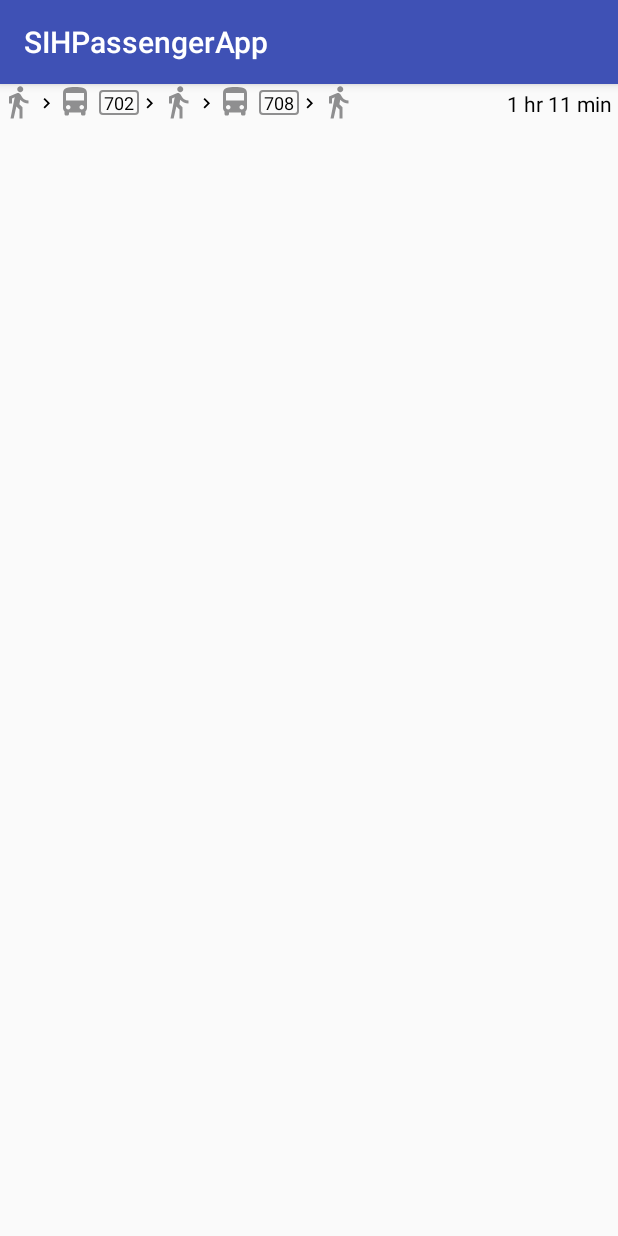
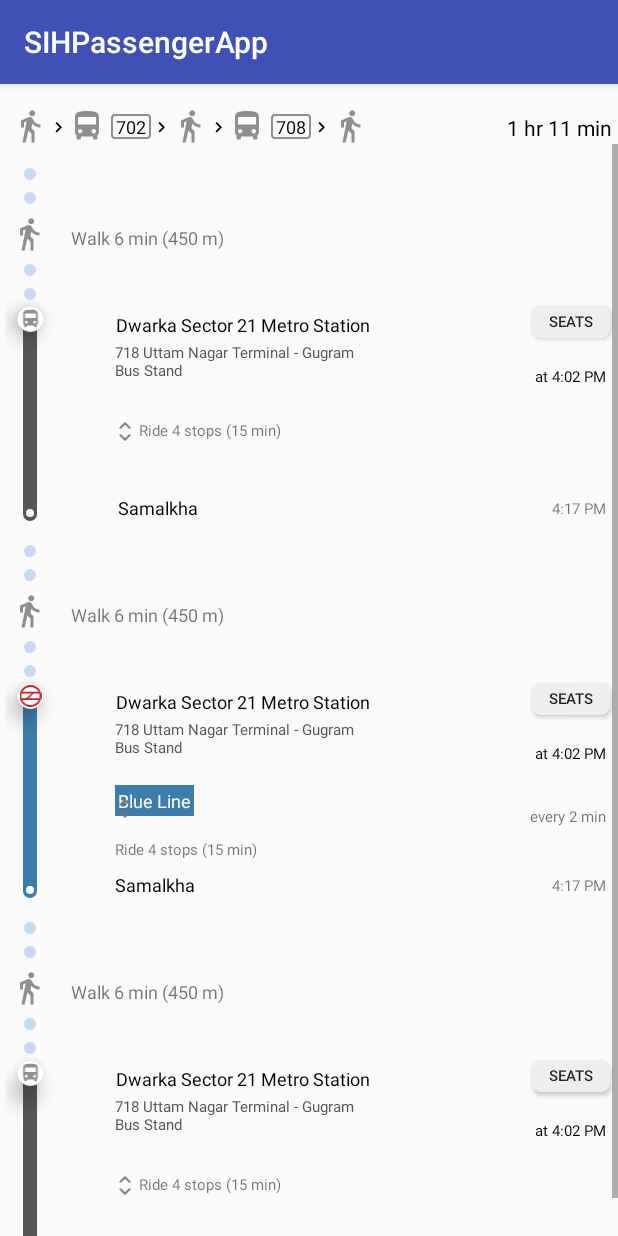
Before and after one commit to Aakankshareddy/SIHPassengerApp, an Android app: the PathDetail screen opened directly, with no data from a screen before it, on a phone screen of 412 x 824 dp. Run offline under Robolectric (Android 15) with nearby library versions, the phone set to English and light mode, and no system bars.

Commit message:
finish detailed screen

```diff
--- /dev/null
+++ b/app/src/main/res/drawable/walk_circle.xml
@@ -0,0 +1,8 @@
+<?xml version="1.0" encoding="utf-8"?>
+<shape xmlns:android="http://schemas.android.com/apk/res/android"
+android:shape="oval">
+    <solid android:color="#cad9f1"/>
+    <size
+        android:width="8dp"
+        android:height="8dp" />
+</shape>
--- a/app/src/main/res/layout/activity_path_detail.xml
+++ b/app/src/main/res/layout/activity_path_detail.xml
@@ -7,7 +7,9 @@
     <include
         layout="@layout/path_summary_bus"
         android:layout_width="match_parent"
-        android:layout_height="58dp" />
+        android:layout_height="wrap_content"
+        android:layout_marginTop="16dp"
+        android:layout_marginLeft="8dp"/>
 
     <ScrollView
         android:layout_width="match_parent"
@@ -16,7 +18,33 @@
             android:layout_width="match_parent"
             android:layout_height="wrap_content"
             android:orientation="vertical">
-
+            <include
+                layout="@layout/transit_walk"
+                android:layout_width="match_parent"
+                android:layout_height="wrap_content" />
+            <include
+                layout="@layout/transit_bus"
+                android:layout_width="match_parent"
+                android:layout_height="wrap_content"
+                android:layout_marginLeft="3dp"/>
+            <include
+                layout="@layout/transit_walk"
+                android:layout_width="match_parent"
+                android:layout_height="wrap_content" />
+            <include
+                layout="@layout/transit_metro"
+                android:layout_width="match_parent"
+                android:layout_height="wrap_content"
+                android:layout_marginLeft="3dp"/>
+            <include
+                layout="@layout/transit_walk"
+                android:layout_width="match_parent"
+                android:layout_height="wrap_content" />
+            <include
+                layout="@layout/transit_bus"
+                android:layout_width="match_parent"
+                android:layout_height="wrap_content"
+                android:layout_marginLeft="3dp"/>
         </LinearLayout>
     </ScrollView>
 </LinearLayout>
--- a/app/src/main/res/layout/transit_bus.xml
+++ b/app/src/main/res/layout/transit_bus.xml
@@ -8,14 +8,14 @@
 
     <ImageView
         android:id="@+id/imageView"
-        android:layout_width="wrap_content"
-        android:layout_height="wrap_content"
-        android:layout_marginStart="16dp"
-        android:layout_marginLeft="16dp"
-        android:layout_marginTop="16dp"
+        android:layout_width="18dp"
+        android:layout_height="17dp"
+        android:layout_marginStart="8dp"
+        android:layout_marginLeft="8dp"
+        android:layout_marginTop="4dp"
         android:background="@drawable/transit_start_circle"
         android:elevation="8dp"
-        android:padding="8dp"
+        android:padding="1dp"
         android:tint="#8f8f90"
         app:layout_constraintStart_toStartOf="parent"
         app:layout_constraintTop_toTopOf="parent"
@@ -23,22 +23,22 @@
 
     <ImageView
         android:id="@+id/imageView4"
-        android:layout_width="20dp"
-        android:layout_height="180dp"
-        android:layout_marginStart="26dp"
-        android:layout_marginLeft="24dp"
-        android:layout_marginTop="36dp"
+        android:layout_width="9dp"
+        android:layout_height="139dp"
+        android:layout_marginStart="12dp"
+        android:layout_marginLeft="12dp"
+        android:layout_marginTop="8dp"
         android:src="@drawable/transit_line"
         app:layout_constraintStart_toStartOf="parent"
         app:layout_constraintTop_toTopOf="parent" />
 
     <ImageView
         android:id="@+id/imageView9"
-        android:layout_width="11dp"
-        android:layout_height="11dp"
-        android:layout_marginStart="31dp"
-        android:layout_marginLeft="36dp"
-        android:layout_marginTop="140dp"
+        android:layout_width="5dp"
+        android:layout_height="5dp"
+        android:layout_marginStart="14dp"
+        android:layout_marginLeft="14dp"
+        android:layout_marginTop="118dp"
         android:background="@drawable/transit_end_circle"
         app:layout_constraintStart_toStartOf="parent"
         app:layout_constraintTop_toBottomOf="@+id/imageView" />
@@ -46,39 +46,39 @@
     <TextView
         android:id="@+id/textView4"
         android:layout_width="wrap_content"
-        android:layout_height="wrap_content"
-        android:layout_marginStart="46dp"
+        android:layout_height="16dp"
+        android:layout_marginStart="48dp"
         android:layout_marginLeft="48dp"
-        android:layout_marginTop="28dp"
+        android:layout_marginTop="8dp"
         android:text="Dwarka Sector 21 Metro Station"
         android:textColor="@android:color/black"
-        android:textSize="14sp"
+        android:textSize="12sp"
         app:layout_constraintStart_toEndOf="@+id/imageView"
         app:layout_constraintTop_toTopOf="parent" />
 
     <Button
         android:id="@+id/textView18"
-        android:layout_width="62dp"
-        android:layout_height="24dp"
-        android:layout_marginStart="36dp"
-        android:layout_marginLeft="36dp"
-        android:layout_marginTop="25dp"
+        android:layout_width="52dp"
+        android:layout_height="21dp"
+        android:layout_marginStart="108dp"
+        android:layout_marginLeft="108dp"
+        android:layout_marginTop="4dp"
         android:background="@drawable/button_round"
         android:text="SEATS"
-        android:textSize="12sp"
+        android:textSize="10sp"
         app:layout_constraintStart_toEndOf="@+id/textView4"
         app:layout_constraintTop_toTopOf="parent" />
 
     <TextView
         android:id="@+id/textView8"
-        android:layout_width="201dp"
-        android:layout_height="35dp"
-        android:layout_marginStart="56dp"
-        android:layout_marginLeft="56dp"
-        android:layout_marginTop="24dp"
+        android:layout_width="166dp"
+        android:layout_height="36dp"
+        android:layout_marginStart="52dp"
+        android:layout_marginLeft="52dp"
+        android:layout_marginTop="4dp"
         android:text="718 Uttam Nagar Terminal - Gugram Bus Stand"
         android:textColor="#565656"
-        android:textSize="12sp"
+        android:textSize="10sp"
         app:layout_constraintStart_toEndOf="@+id/imageView4"
         app:layout_constraintTop_toBottomOf="@+id/textView4" />
 
@@ -86,12 +86,12 @@
         android:id="@+id/textView9"
         android:layout_width="wrap_content"
         android:layout_height="wrap_content"
-        android:layout_marginTop="68dp"
+        android:layout_marginTop="44dp"
         android:layout_marginEnd="8dp"
         android:layout_marginRight="8dp"
         android:text="at 4:02 PM"
         android:textColor="@android:color/black"
-        android:textSize="12sp"
+        android:textSize="10sp"
         app:layout_constraintEnd_toEndOf="parent"
         app:layout_constraintTop_toTopOf="parent" />
 
@@ -99,11 +99,11 @@
         android:id="@+id/textView10"
         android:layout_width="wrap_content"
         android:layout_height="wrap_content"
-        android:layout_marginStart="70dp"
-        android:layout_marginLeft="72dp"
-        android:layout_marginTop="30dp"
+        android:layout_marginStart="68dp"
+        android:layout_marginLeft="68dp"
+        android:layout_marginTop="16dp"
         android:text="Ride 4 stops (15 min)"
-        android:textSize="12sp"
+        android:textSize="10sp"
         app:layout_constraintStart_toEndOf="@+id/imageView4"
         app:layout_constraintTop_toBottomOf="@+id/textView8" />
 
@@ -111,11 +111,12 @@
         android:id="@+id/textView11"
         android:layout_width="wrap_content"
         android:layout_height="wrap_content"
-        android:layout_marginStart="60dp"
-        android:layout_marginLeft="60dp"
+        android:layout_marginStart="56dp"
+        android:layout_marginLeft="56dp"
         android:layout_marginTop="36dp"
         android:text="Samalkha"
         android:textColor="@android:color/black"
+        android:textSize="12sp"
         app:layout_constraintStart_toEndOf="@+id/imageView9"
         app:layout_constraintTop_toBottomOf="@+id/textView10" />
 
@@ -123,11 +124,11 @@
         android:id="@+id/textView12"
         android:layout_width="wrap_content"
         android:layout_height="wrap_content"
-        android:layout_marginTop="108dp"
-        android:layout_marginEnd="16dp"
-        android:layout_marginRight="16dp"
+        android:layout_marginTop="74dp"
+        android:layout_marginEnd="8dp"
+        android:layout_marginRight="4dp"
         android:text="4:17 PM"
-        android:textSize="12sp"
+        android:textSize="10sp"
         app:layout_constraintEnd_toEndOf="parent"
         app:layout_constraintTop_toBottomOf="@+id/textView9" />
 
@@ -135,9 +136,9 @@
         android:id="@+id/imageView10"
         android:layout_width="21dp"
         android:layout_height="15dp"
-        android:layout_marginStart="52dp"
-        android:layout_marginLeft="56dp"
-        android:layout_marginTop="32dp"
+        android:layout_marginStart="48dp"
+        android:layout_marginLeft="48dp"
+        android:layout_marginTop="16dp"
         android:rotation="90"
         android:tint="#747474"
         app:layout_constraintStart_toEndOf="@+id/imageView4"
--- a/app/src/main/res/layout/transit_metro.xml
+++ b/app/src/main/res/layout/transit_metro.xml
@@ -8,37 +8,37 @@
 
 <ImageView
     android:id="@+id/imageView"
-        android:layout_width="wrap_content"
-        android:layout_height="wrap_content"
-        android:layout_marginStart="16dp"
-        android:layout_marginLeft="16dp"
-        android:layout_marginTop="16dp"
+    android:layout_width="18dp"
+    android:layout_height="17dp"
+    android:layout_marginStart="8dp"
+    android:layout_marginLeft="8dp"
+    android:layout_marginTop="4dp"
     android:background="@drawable/transit_start_circle"
     android:elevation="8dp"
-        android:padding="8dp"
+    android:padding="1dp"
     app:layout_constraintStart_toStartOf="parent"
     app:layout_constraintTop_toTopOf="parent"
     app:srcCompat="@drawable/ic_delhi_metro_logo" />
 
 <ImageView
     android:id="@+id/imageView4"
-        android:layout_width="20dp"
-        android:layout_height="180dp"
-        android:layout_marginStart="26dp"
-        android:layout_marginLeft="24dp"
-        android:layout_marginTop="36dp"
+    android:layout_width="9dp"
+    android:layout_height="139dp"
+    android:layout_marginStart="12dp"
+    android:layout_marginLeft="12dp"
+    android:layout_marginTop="8dp"
+    android:tint="#3c7dac"
     android:src="@drawable/transit_line"
-        android:tint="#3c7dac"
     app:layout_constraintStart_toStartOf="parent"
     app:layout_constraintTop_toTopOf="parent" />
 
 <ImageView
     android:id="@+id/imageView9"
-        android:layout_width="11dp"
-        android:layout_height="11dp"
-        android:layout_marginStart="31dp"
-        android:layout_marginLeft="36dp"
-        android:layout_marginTop="140dp"
+    android:layout_width="5dp"
+    android:layout_height="5dp"
+    android:layout_marginStart="14dp"
+    android:layout_marginLeft="14dp"
+    android:layout_marginTop="118dp"
     android:background="@drawable/transit_end_circle"
     app:layout_constraintStart_toStartOf="parent"
     app:layout_constraintTop_toBottomOf="@+id/imageView" />
@@ -46,111 +46,23 @@
 <TextView
     android:id="@+id/textView4"
     android:layout_width="wrap_content"
-        android:layout_height="wrap_content"
-        android:layout_marginStart="46dp"
+    android:layout_height="16dp"
+    android:layout_marginStart="48dp"
     android:layout_marginLeft="48dp"
-        android:layout_marginTop="28dp"
+    android:layout_marginTop="8dp"
     android:text="Dwarka Sector 21 Metro Station"
     android:textColor="@android:color/black"
-        android:textSize="14sp"
+    android:textSize="12sp"
     app:layout_constraintStart_toEndOf="@+id/imageView"
     app:layout_constraintTop_toTopOf="parent" />
-
-    <Button
-        android:id="@+id/textView18"
-        android:layout_width="62dp"
-        android:layout_height="24dp"
-        android:layout_marginStart="36dp"
-        android:layout_marginLeft="36dp"
-        android:layout_marginTop="25dp"
-        android:background="@drawable/button_round"
-        android:text="SEATS"
-        android:textSize="12sp"
-        app:layout_constraintStart_toEndOf="@+id/textView4"
-        app:layout_constraintTop_toTopOf="parent" />
-
-    <TextView
-        android:id="@+id/textView8"
-        android:layout_width="201dp"
-        android:layout_height="35dp"
-        android:layout_marginStart="56dp"
-        android:layout_marginLeft="56dp"
-        android:layout_marginTop="24dp"
-        android:text="718 Uttam Nagar Terminal - Gugram Bus Stand"
-        android:textColor="#565656"
-        android:textSize="12sp"
-        app:layout_constraintStart_toEndOf="@+id/imageView4"
-        app:layout_constraintTop_toBottomOf="@+id/textView4" />
-
-    <TextView
-        android:id="@+id/textView9"
-        android:layout_width="wrap_content"
-        android:layout_height="wrap_content"
-        android:layout_marginTop="68dp"
-        android:layout_marginEnd="8dp"
-        android:layout_marginRight="8dp"
-        android:text="at 4:02 PM"
-        android:textColor="@android:color/black"
-        android:textSize="12sp"
-        app:layout_constraintEnd_toEndOf="parent"
-        app:layout_constraintTop_toTopOf="parent" />
-
-    <TextView
-        android:id="@+id/textView10"
-        android:layout_width="wrap_content"
-        android:layout_height="wrap_content"
-        android:layout_marginStart="70dp"
-        android:layout_marginLeft="76dp"
-        android:layout_marginTop="54dp"
-        android:text="Ride 4 stops (15 min)"
-        android:textSize="12sp"
-        app:layout_constraintStart_toEndOf="@+id/imageView4"
-        app:layout_constraintTop_toBottomOf="@+id/textView8" />
-
-    <TextView
-        android:id="@+id/textView11"
-        android:layout_width="wrap_content"
-        android:layout_height="wrap_content"
-        android:layout_marginStart="60dp"
-        android:layout_marginLeft="60dp"
-        android:layout_marginTop="16dp"
-        android:text="Samalkha"
-        android:textColor="@android:color/black"
-        app:layout_constraintStart_toEndOf="@+id/imageView9"
-        app:layout_constraintTop_toBottomOf="@+id/textView10" />
-
-    <TextView
-        android:id="@+id/textView12"
-        android:layout_width="wrap_content"
-        android:layout_height="wrap_content"
-        android:layout_marginTop="108dp"
-        android:layout_marginEnd="16dp"
-        android:layout_marginRight="16dp"
-        android:text="4:17 PM"
-        android:textSize="12sp"
-        app:layout_constraintEnd_toEndOf="parent"
-        app:layout_constraintTop_toBottomOf="@+id/textView9" />
-
-    <ImageView
-        android:id="@+id/imageView10"
-        android:layout_width="21dp"
-        android:layout_height="15dp"
-        android:layout_marginStart="52dp"
-        android:layout_marginLeft="56dp"
-        android:layout_marginTop="56dp"
-        android:rotation="90"
-        android:tint="#747474"
-        app:layout_constraintStart_toEndOf="@+id/imageView4"
-        app:layout_constraintTop_toBottomOf="@+id/textView8"
-        app:srcCompat="@drawable/ic_code_black_24dp" />
 
     <TextView
         android:id="@+id/textView13"
         android:layout_width="wrap_content"
         android:layout_height="wrap_content"
-        android:layout_marginStart="56dp"
-        android:layout_marginLeft="56dp"
-        android:layout_marginTop="16dp"
+        android:layout_marginStart="52dp"
+        android:layout_marginLeft="52dp"
+        android:layout_marginTop="8dp"
         android:background="#3c7dac"
         android:padding="2dp"
         android:text="Blue Line"
@@ -159,17 +71,105 @@
         app:layout_constraintStart_toEndOf="@+id/imageView4"
         app:layout_constraintTop_toBottomOf="@+id/textView8" />
 
+<Button
+    android:id="@+id/textView18"
+    android:layout_width="52dp"
+    android:layout_height="21dp"
+    android:layout_marginStart="108dp"
+    android:layout_marginLeft="108dp"
+    android:layout_marginTop="4dp"
+    android:background="@drawable/button_round"
+    android:text="SEATS"
+    android:textSize="10sp"
+    app:layout_constraintStart_toEndOf="@+id/textView4"
+    app:layout_constraintTop_toTopOf="parent" />
+
+    <TextView
+        android:id="@+id/textView8"
+        android:layout_width="166dp"
+        android:layout_height="36dp"
+        android:layout_marginStart="52dp"
+        android:layout_marginLeft="52dp"
+        android:layout_marginTop="4dp"
+        android:text="718 Uttam Nagar Terminal - Gugram Bus Stand"
+        android:textColor="#565656"
+        android:textSize="10sp"
+        app:layout_constraintStart_toEndOf="@+id/imageView4"
+        app:layout_constraintTop_toBottomOf="@+id/textView4" />
+
+<TextView
+    android:id="@+id/textView9"
+    android:layout_width="wrap_content"
+    android:layout_height="wrap_content"
+    android:layout_marginTop="44dp"
+    android:layout_marginEnd="8dp"
+    android:layout_marginRight="8dp"
+    android:text="at 4:02 PM"
+    android:textColor="@android:color/black"
+    android:textSize="10sp"
+    app:layout_constraintEnd_toEndOf="parent"
+    app:layout_constraintTop_toTopOf="parent" />
+
+    <TextView
+        android:id="@+id/textView10"
+        android:layout_width="wrap_content"
+        android:layout_height="wrap_content"
+        android:layout_marginStart="52dp"
+        android:layout_marginLeft="52dp"
+        android:layout_marginTop="44dp"
+        android:text="Ride 4 stops (15 min)"
+        android:textSize="10sp"
+        app:layout_constraintStart_toEndOf="@+id/imageView4"
+        app:layout_constraintTop_toBottomOf="@+id/textView8" />
+
+    <TextView
+        android:id="@+id/textView11"
+        android:layout_width="wrap_content"
+        android:layout_height="wrap_content"
+        android:layout_marginStart="54dp"
+        android:layout_marginLeft="54dp"
+        android:layout_marginTop="8dp"
+        android:text="Samalkha"
+        android:textColor="@android:color/black"
+        android:textSize="12sp"
+        app:layout_constraintStart_toEndOf="@+id/imageView9"
+        app:layout_constraintTop_toBottomOf="@+id/textView10" />
+
+<TextView
+    android:id="@+id/textView12"
+    android:layout_width="wrap_content"
+    android:layout_height="wrap_content"
+    android:layout_marginTop="74dp"
+    android:layout_marginEnd="8dp"
+    android:layout_marginRight="4dp"
+    android:text="4:17 PM"
+    android:textSize="10sp"
+    app:layout_constraintEnd_toEndOf="parent"
+    app:layout_constraintTop_toBottomOf="@+id/textView9" />
+
+<ImageView
+    android:id="@+id/imageView10"
+    android:layout_width="21dp"
+    android:layout_height="15dp"
+    android:layout_marginStart="48dp"
+    android:layout_marginLeft="48dp"
+    android:layout_marginTop="16dp"
+    android:rotation="90"
+    android:tint="#747474"
+    app:layout_constraintStart_toEndOf="@+id/imageView4"
+    app:layout_constraintTop_toBottomOf="@+id/textView8"
+    app:srcCompat="@drawable/ic_code_black_24dp" />
+
     <TextView
         android:id="@+id/textView14"
         android:layout_width="wrap_content"
         android:layout_height="wrap_content"
-        android:layout_marginTop="40dp"
-        android:layout_marginEnd="8dp"
-        android:layout_marginRight="8dp"
+        android:layout_marginStart="224dp"
+        android:layout_marginLeft="224dp"
+        android:layout_marginTop="28dp"
         android:text="every 2 min"
-        android:textColor="@android:color/black"
-        android:textSize="12sp"
-        app:layout_constraintEnd_toEndOf="parent"
+        android:textSize="10sp"
+        app:layout_constraintStart_toEndOf="@+id/textView13"
         app:layout_constraintTop_toBottomOf="@+id/textView9" />
 
 </android.support.constraint.ConstraintLayout>
--- a/app/src/main/res/layout/transit_walk.xml
+++ b/app/src/main/res/layout/transit_walk.xml
@@ -1,6 +1,76 @@
 <?xml version="1.0" encoding="utf-8"?>
 <android.support.constraint.ConstraintLayout
-    xmlns:android="http://schemas.android.com/apk/res/android" android:layout_width="match_parent"
+    xmlns:android="http://schemas.android.com/apk/res/android"
+    xmlns:app="http://schemas.android.com/apk/res-auto"
+    xmlns:tools="http://schemas.android.com/tools"
+    android:layout_width="match_parent"
     android:layout_height="match_parent">
 
+    <ImageView
+        android:id="@+id/imageView1"
+        android:layout_width="wrap_content"
+        android:layout_height="wrap_content"
+        android:layout_marginStart="16dp"
+        android:layout_marginLeft="16dp"
+        android:layout_marginTop="8dp"
+        android:src="@drawable/walk_circle"
+        app:layout_constraintStart_toStartOf="parent"
+        app:layout_constraintTop_toBottomOf="@+id/imageView4" />
+
+    <ImageView
+        android:id="@+id/imageView2"
+        android:layout_width="wrap_content"
+        android:layout_height="wrap_content"
+        android:layout_marginStart="16dp"
+        android:layout_marginLeft="16dp"
+        android:layout_marginTop="8dp"
+        android:src="@drawable/walk_circle"
+        app:layout_constraintStart_toStartOf="parent"
+        app:layout_constraintTop_toBottomOf="@+id/imageView3" />
+
+    <ImageView
+        android:id="@+id/imageView3"
+        android:layout_width="wrap_content"
+        android:layout_height="wrap_content"
+        android:layout_marginStart="16dp"
+        android:layout_marginLeft="16dp"
+        android:layout_marginTop="8dp"
+        android:src="@drawable/walk_circle"
+        app:layout_constraintStart_toStartOf="parent"
+        app:layout_constraintTop_toBottomOf="@+id/imageView5" />
+
+    <ImageView
+        android:id="@+id/imageView4"
+        android:layout_width="wrap_content"
+        android:layout_height="wrap_content"
+        android:layout_marginStart="16dp"
+        android:layout_marginLeft="16dp"
+        android:layout_marginTop="16dp"
+        android:src="@drawable/walk_circle"
+        app:layout_constraintStart_toStartOf="parent"
+        app:layout_constraintTop_toTopOf="parent" />
+
+    <ImageView
+        android:id="@+id/imageView5"
+        android:layout_width="wrap_content"
+        android:layout_height="wrap_content"
+        android:layout_marginStart="7dp"
+        android:layout_marginLeft="7dp"
+        android:layout_marginTop="8dp"
+        app:srcCompat="@drawable/ic_directions_walk_black_24dp"
+        android:tint="#8f8f90"
+        app:layout_constraintStart_toStartOf="parent"
+        app:layout_constraintTop_toBottomOf="@+id/imageView1" />
+
+    <TextView
+        android:id="@+id/textView6"
+        android:layout_width="wrap_content"
+        android:layout_height="wrap_content"
+        android:layout_marginStart="16dp"
+        android:layout_marginLeft="16dp"
+        android:layout_marginTop="54dp"
+        android:text="Walk 6 min (450 m)"
+        android:textSize="12sp"
+        app:layout_constraintStart_toEndOf="@+id/imageView5"
+        app:layout_constraintTop_toTopOf="parent" />
 </android.support.constraint.ConstraintLayout>
```
Lines whose indentation alone changed are shown as unchanged.
